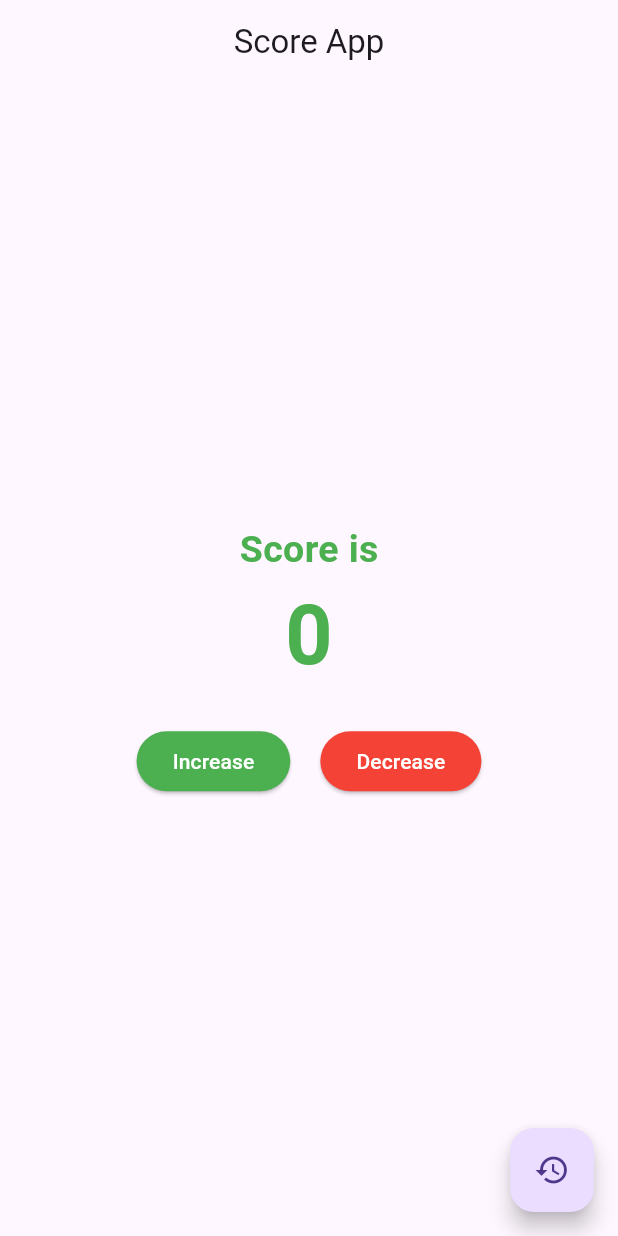
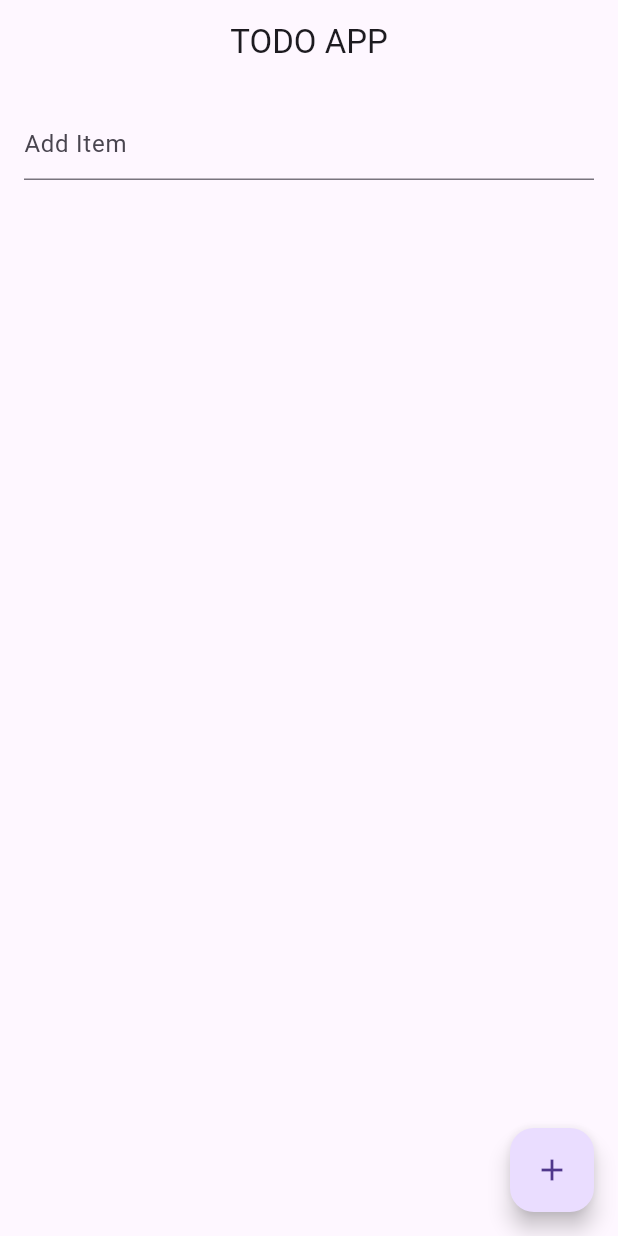
Before and after one commit to HeyIamMarasiniAmrit/small-flutter-project, a Flutter app: the screen it shows after launch, on a phone screen of 412 x 824 dp. Run offline on Flutter 3.47's test engine with Material 3 defaults, Android fonts, the phone set to English and light mode, and no system bars.

Commit message:
Add files via upload

```diff
--- a/lib/main.dart
+++ b/lib/main.dart
@@ -1,103 +1,62 @@
 import 'package:flutter/material.dart';
 
-void main() {
-  runApp(const ScoreApp());
+void main() => runApp(const MaterialApp(
+      title: "TODO APP",
+      home: TODOAPP(),
+      debugShowCheckedModeBanner: false,
+    ));
+
+class TODOAPP extends StatefulWidget {
+  const TODOAPP({super.key});
+
+  @override
+  State<TODOAPP> createState() => _TODOAPPState();
 }
 
-class ScoreApp extends StatelessWidget {
-  const ScoreApp({super.key});
-
-  @override
-  Widget build(BuildContext context) {
-    return const MaterialApp(
-      debugShowCheckedModeBanner: false,
-      title: "ScoreApp",
-      home: ScoreHome(),
-    );
+class _TODOAPPState extends State<TODOAPP> {
+  String value = '';
+  var listToDo = [
+    '',
+  ];
+  addToDo(String item) {
+    setState(() {
+      listToDo.add(item);
+    });
   }
-}
-
-class ScoreHome extends StatefulWidget {
-  const ScoreHome({super.key});
-
-  @override
-  State<ScoreHome> createState() => _ScoreHomeState();
-}
-
-class _ScoreHomeState extends State<ScoreHome> {
-  int score = 0; // variable to hold score
 
   @override
   Widget build(BuildContext context) {
     return Scaffold(
         appBar: AppBar(
-        title: const Text("Score App"),
+          title: const Text("TODO APP"),
           centerTitle: true,
         ),
         floatingActionButton: FloatingActionButton(
-        child: const Icon(Icons.restore_outlined),
-        onPressed: () {},
+          onPressed: () {
+            addToDo(value);
+          },
+          child: const Icon(Icons.add),
         ),
-      body: Column(
-        mainAxisAlignment: MainAxisAlignment.center,
-        children: [
-          const Center(
-            child: Text(
-              "Score is",
-              style: TextStyle(
-                color: Colors.green,
-                fontSize: 25,
-                fontWeight: FontWeight.bold,
+        body: ListView.builder(
+            itemCount: listToDo.length,
+            itemBuilder: (context, index) {
+              return index == 0
+                  ? Padding(
+                      padding: const EdgeInsets.all(16.0),
+                      child: TextFormField(
+                        decoration: const InputDecoration(hintText: "Add Item"),
+                        onChanged: (val) {
+                          value = val;
+                        },
                       ),
-            ),
-          ),
-          Center(
-            child: Text(
-              "$score",
-              style: const TextStyle(
-                color: Colors.green,
-                fontSize: 55,
-                fontWeight: FontWeight.bold,
-              ),
-            ),
-          ),
-          const SizedBox(height: 20),
-          Row(
-            mainAxisAlignment: MainAxisAlignment.center,
-            children: [
-              ElevatedButton(
-                onPressed: () {
-                  setState(() {
-                    score++; // increase score
-                  });
-                },
-                style: ElevatedButton.styleFrom(
-                  backgroundColor: Colors.green,
-                ),
-                child: const Text(
-                  'Increase',
-                  style: TextStyle(color: Colors.white),
-                ),
-              ),
-              const SizedBox(width: 20),
-              ElevatedButton(
-                onPressed: () {
-                  setState(() {
-                    score--; // decrease score
-                  });
-                },
-                style: ElevatedButton.styleFrom(
-                  backgroundColor: Colors.red,
-                ),
-                child: const Text(
-                  'Decrease',
-                  style: TextStyle(color: Colors.white),
-                ),
-              ),
-            ],
                     )
-        ],
+                  : ListTile(
+                      leading: const Icon(Icons.work),
+                      title: Text(
+                        listToDo[index],
+                        style: const TextStyle(fontWeight: FontWeight.bold),
                       ),
                     );
+            }));
   }
 }
```
Lines whose indentation alone changed are shown as unchanged.
